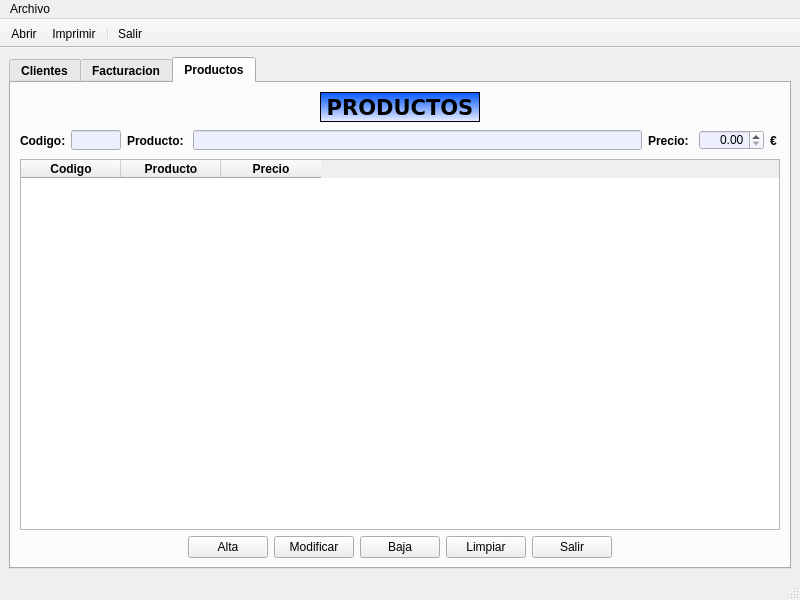
Above: venPrincipal.ui from MelonRodante/MarquezMiguel before the change. Below: the same form after it.
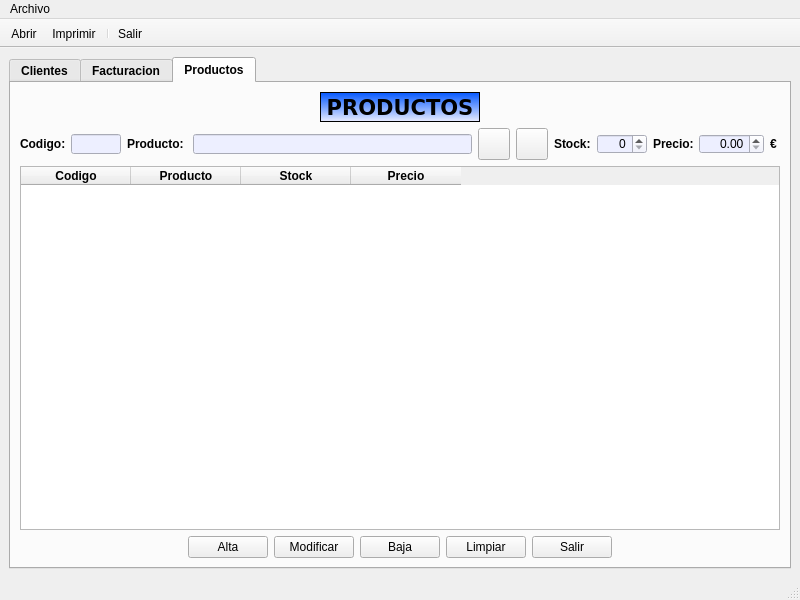
That is the form after the change. Icons and pictures are not drawn.

Commit message: Añadido productos y su funcionalidad

What changed in the file:
```diff
--- a/venPrincipal.ui
+++ b/venPrincipal.ui
@@ -1296,6 +1296,138 @@
             </property>
            </widget>
           </item>
+          <item>
+           <widget class="QPushButton" name="btnProductoBuscar">
+            <property name="sizePolicy">
+             <sizepolicy hsizetype="Fixed" vsizetype="Fixed">
+              <horstretch>32</horstretch>
+              <verstretch>32</verstretch>
+             </sizepolicy>
+            </property>
+            <property name="minimumSize">
+             <size>
+              <width>32</width>
+              <height>32</height>
+             </size>
+            </property>
+            <property name="maximumSize">
+             <size>
+              <width>32</width>
+              <height>32</height>
+             </size>
+            </property>
+            <property name="text">
+             <string/>
+            </property>
+            <property name="icon">
+             <iconset resource="img/rc_botonesInterfaz.qrc">
+              <normaloff>:/lupa/lupa.png</normaloff>:/lupa/lupa.png</iconset>
+            </property>
+            <property name="iconSize">
+             <size>
+              <width>24</width>
+              <height>24</height>
+             </size>
+            </property>
+           </widget>
+          </item>
+          <item>
+           <widget class="QPushButton" name="btnProductoRecargar">
+            <property name="sizePolicy">
+             <sizepolicy hsizetype="Fixed" vsizetype="Fixed">
+              <horstretch>32</horstretch>
+              <verstretch>32</verstretch>
+             </sizepolicy>
+            </property>
+            <property name="minimumSize">
+             <size>
+              <width>32</width>
+              <height>32</height>
+             </size>
+            </property>
+            <property name="maximumSize">
+             <size>
+              <width>32</width>
+              <height>32</height>
+             </size>
+            </property>
+            <property name="text">
+             <string/>
+            </property>
+            <property name="icon">
+             <iconset resource="img/rc_botonesInterfaz.qrc">
+              <normaloff>:/recargar/recargar.png</normaloff>:/recargar/recargar.png</iconset>
+            </property>
+            <property name="iconSize">
+             <size>
+              <width>24</width>
+              <height>24</height>
+             </size>
+            </property>
+           </widget>
+          </item>
+          <item>
+           <widget class="QLabel" name="lblStock">
+            <property name="sizePolicy">
+             <sizepolicy hsizetype="Fixed" vsizetype="Fixed">
+              <horstretch>0</horstretch>
+              <verstretch>0</verstretch>
+             </sizepolicy>
+            </property>
+            <property name="minimumSize">
+             <size>
+              <width>35</width>
+              <height>25</height>
+             </size>
+            </property>
+            <property name="maximumSize">
+             <size>
+              <width>40</width>
+              <height>25</height>
+             </size>
+            </property>
+            <property name="font">
+             <font>
+              <weight>75</weight>
+              <bold>true</bold>
+             </font>
+            </property>
+            <property name="text">
+             <string>Stock:</string>
+            </property>
+           </widget>
+          </item>
+          <item>
+           <widget class="QSpinBox" name="spinStock">
+            <property name="minimumSize">
+             <size>
+              <width>50</width>
+              <height>20</height>
+             </size>
+            </property>
+            <property name="maximumSize">
+             <size>
+              <width>50</width>
+              <height>20</height>
+             </size>
+            </property>
+            <property name="font">
+             <font>
+              <weight>50</weight>
+              <bold>false</bold>
+             </font>
+            </property>
+            <property name="styleSheet">
+             <string notr="true">background-color: rgb(237, 239, 255);</string>
+            </property>
+            <property name="alignment">
+             <set>Qt::AlignRight|Qt::AlignTrailing|Qt::AlignVCenter</set>
+            </property>
+            <property name="maximum">
+             <number>99999</number>
+            </property>
+           </widget>
+          </item>
           <item>
            <widget class="QLabel" name="lblPrecio">
             <property name="sizePolicy">
@@ -1306,13 +1438,13 @@
             </property>
             <property name="minimumSize">
              <size>
-              <width>45</width>
+              <width>35</width>
               <height>25</height>
              </size>
             </property>
             <property name="maximumSize">
              <size>
-              <width>45</width>
+              <width>40</width>
               <height>25</height>
              </size>
             </property>
@@ -1423,6 +1555,12 @@
           <property name="alternatingRowColors">
            <bool>true</bool>
           </property>
+          <property name="rowCount">
+           <number>0</number>
+          </property>
+          <attribute name="horizontalHeaderDefaultSectionSize">
+           <number>110</number>
+          </attribute>
           <attribute name="verticalHeaderVisible">
            <bool>false</bool>
           </attribute>
@@ -1436,6 +1574,9 @@
              <bold>true</bold>
             </font>
            </property>
+           <property name="textAlignment">
+            <set>AlignCenter</set>
+           </property>
           </column>
           <column>
            <property name="text">
@@ -1447,6 +1588,23 @@
              <bold>true</bold>
             </font>
            </property>
+           <property name="textAlignment">
+            <set>AlignCenter</set>
+           </property>
+          </column>
+          <column>
+           <property name="text">
+            <string>Stock</string>
+           </property>
+           <property name="font">
+            <font>
+             <weight>75</weight>
+             <bold>true</bold>
+            </font>
+           </property>
+           <property name="textAlignment">
+            <set>AlignCenter</set>
+           </property>
           </column>
           <column>
            <property name="text">
@@ -1458,6 +1616,9 @@
              <bold>true</bold>
             </font>
            </property>
+           <property name="textAlignment">
+            <set>AlignCenter</set>
+           </property>
           </column>
          </widget>
         </item>
```
Left out of the diff: 8 changed lines with no effect on the pictures. The commit also changes 7 other files.
